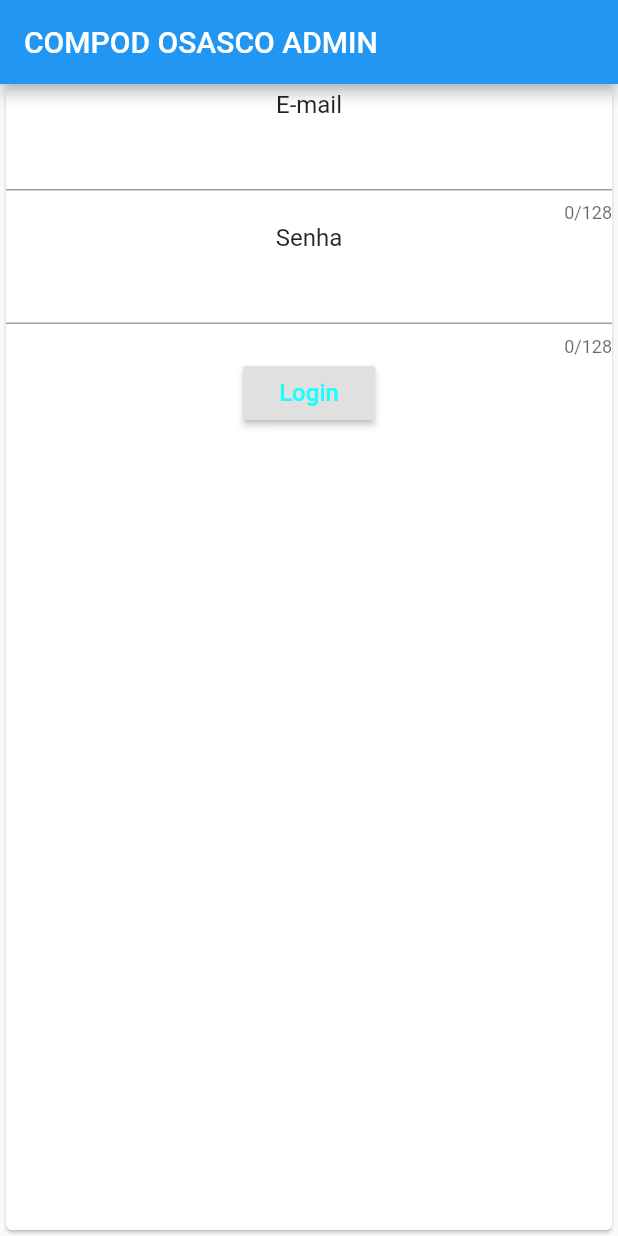
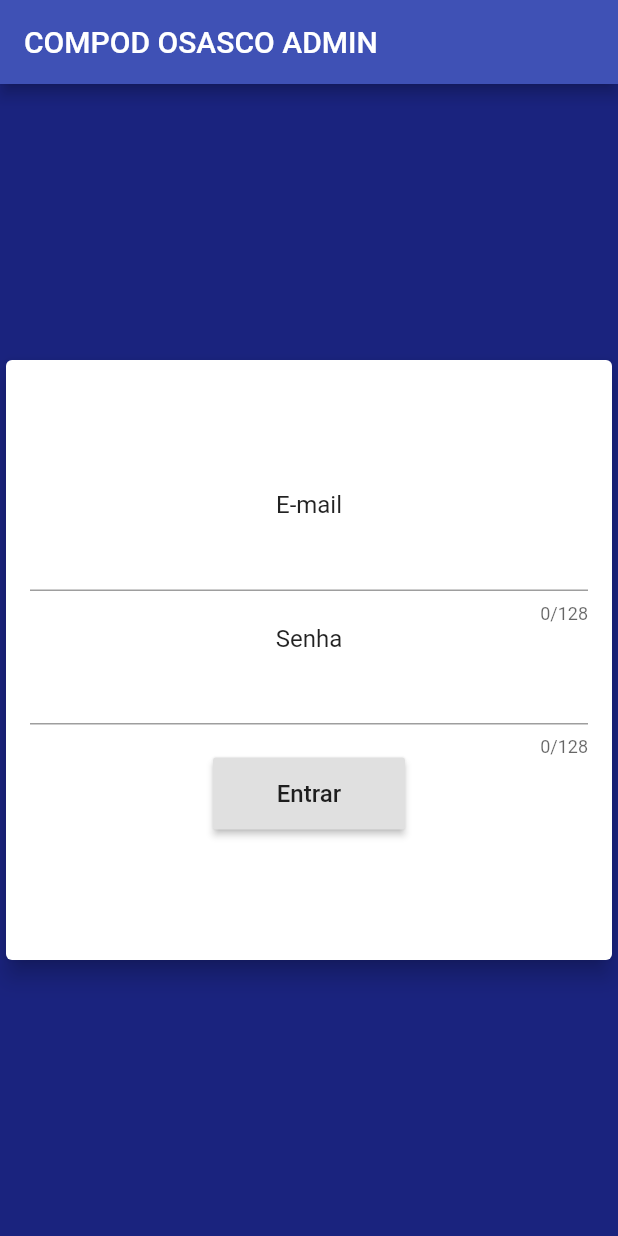
Before and after one commit to FF-League/compod_osasco_web, a Flutter app: the screen it shows after launch, on a phone screen of 412 x 824 dp. Run offline on Flutter 3.47's test engine with Material 2 defaults, Android fonts, the phone set to English and light mode, and no system bars; our stand-ins replace firebase_auth, firebase_core, get; missing offline and left inert: firebase_auth_web, firebase_core_web; accounts and stored records are empty; Roboto replaces fonts that are missing (Palanquin).

Commit message:
initial commit

```diff
--- a/lib/app/app.dart
+++ b/lib/app/app.dart
@@ -12,7 +12,8 @@ App extends StatelessWidget {
     return MaterialApp(
       title: 'Flutter Demo',
       theme: ThemeData(
-        primarySwatch: Colors.blue,
+        primarySwatch: Colors.indigo,
+        accentColor: Colors.greenAccent
       ),
       home: LoginView(),
     );
--- a/lib/app/login/view/components/login_button.dart
+++ b/lib/app/login/view/components/login_button.dart
@@ -7,9 +7,14 @@ class LoginButton extends MaterialButton {
 
   LoginButton({required LoginController controller, required this.key})
       : super(
+          height: 48.0,
+          minWidth: 128.0,
           onPressed: () {
             if (key.currentState?.validate() ?? false) controller.login();
           },
-          child: Text('Login', style: LoginLabel.loginStyle.copyWith(color: Colors.cyanAccent),),
+          child: Text(
+            'Entrar',
+            style: LoginLabel.loginStyle
+          ),
         );
 }
--- a/lib/app/login/view/components/login_text_field.dart
+++ b/lib/app/login/view/components/login_text_field.dart
@@ -2,6 +2,7 @@ import 'package:compod_osasco_web/app/login/controller/login_controller.dart';
 import 'package:compod_osasco_web/app/login/view/components/login_label.dart';
 import 'package:flutter/cupertino.dart';
 import 'package:flutter/material.dart';
+import 'package:flutter/services.dart';
 import 'package:get/get.dart';
 
 class LoginTextField extends StatelessWidget {
@@ -20,6 +21,7 @@ class LoginTextField extends StatelessWidget {
       enableSuggestions: false,
       autocorrect: false,
       maxLength: 128,
+      maxLengthEnforcement: MaxLengthEnforcement.truncateAfterCompositionEnds,
       autovalidateMode: AutovalidateMode.onUserInteraction,
       validator: (v) {
         if (v?.isBlank ?? true) return 'Este campo não pode estar vazio';
--- a/lib/app/login/view/login_view.dart
+++ b/lib/app/login/view/login_view.dart
@@ -8,23 +8,32 @@ import 'package:get/get.dart';
 class LoginView extends GetView {
   final c = Get.put(LoginController());
   final formKey = GlobalKey<FormState>();
+
   @override
   Widget build(BuildContext context) {
     return Scaffold(
+      backgroundColor: Colors.indigo.shade900,
       appBar: AppBar(
         title: Text('COMPOD OSASCO ADMIN'),
       ),
-      body: Card(
-
+      body: Center(
+        child: Card(
+          elevation: 6.0,
+          child: Container(
+            padding: const EdgeInsets.all(16.0),
+            height: 400,
+            width: 600,
             child: Form(
               child: Column(
+                  mainAxisAlignment: MainAxisAlignment.center,
                   children: [
                     LoginLabel('E-mail'),
                     LoginTextField(type: LoginTextFieldType.email),
                     LoginLabel('Senha'),
                     LoginTextField(type: LoginTextFieldType.password),
                     LoginButton(controller: c, key: formKey)
-            ]
+                  ]),
+            ),
           ),
         ),
       ),
```
Lines whose indentation alone changed are shown as unchanged.
